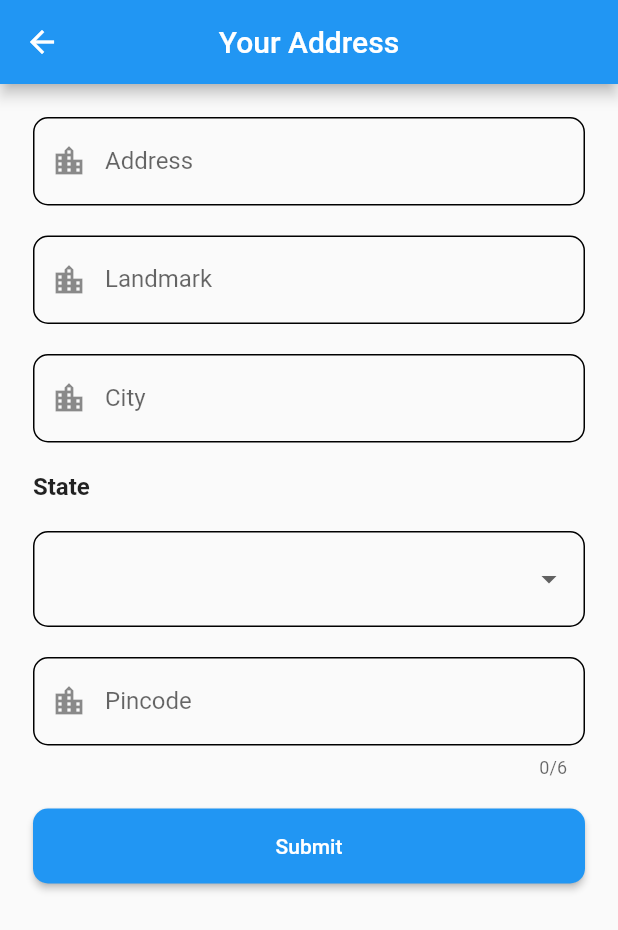
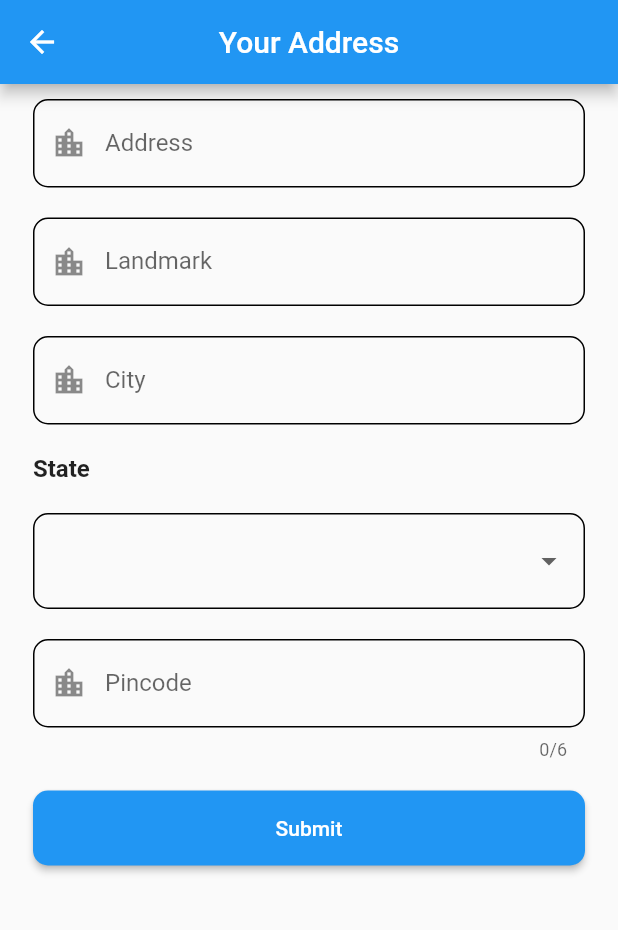
Before and after one commit to AakashGohilNeoSoft/registration_app, a Flutter app: the YourAddressScreen screen opened by its route, on a phone screen of 412 x 824 dp. Shown: the top 930 px of the screen. Run offline on Flutter 3.47's test engine with Material 2 defaults, Android fonts, the phone set to English and light mode, and no system bars; our stand-ins replace image_picker; accounts and stored records are empty.

Commit message:
padding constants added

```diff
--- /dev/null
+++ b/lib/constants/padding_constants.dart
@@ -0,0 +1,6 @@
+import 'package:flutter/material.dart';
+
+class PaddingConstants {
+  static const EdgeInsets commonPagePadding =
+      EdgeInsets.symmetric(horizontal: 22.0, vertical: 10);
+}
--- a/lib/modules/registration/registration_screen.dart
+++ b/lib/modules/registration/registration_screen.dart
@@ -9,6 +9,7 @@ import '../../common_widgets/base_button.dart';
 import '../../common_widgets/base_text_field.dart';
 import '../../common_widgets/horizontal_sizedbox.dart';
 import '../../common_widgets/vertical_sizedbox.dart';
+import '../../constants/padding_constants.dart';
 import '../../constants/routes_constants.dart';
 import '../../constants/string_constants.dart';
 import '../../models/basic_info_model.dart';
@@ -46,7 +47,7 @@ class _RegistrationScreenState extends State<RegistrationScreen> {
       ),
       body: SafeArea(
         child: Padding(
-          padding: const EdgeInsets.symmetric(horizontal: 22.0, vertical: 10),
+          padding: PaddingConstants.commonPagePadding,
           child: SingleChildScrollView(
             child: Form(
               key: _formGlobalKey,
--- a/lib/modules/your_address/your_address_screen.dart
+++ b/lib/modules/your_address/your_address_screen.dart
@@ -1,4 +1,5 @@
 import 'package:flutter/material.dart';
+import '../../constants/padding_constants.dart';
 import '../../models/address_info_model.dart';
 import '../../utils/app_singelton.dart';
 import '../../constants/routes_constants.dart';
@@ -34,7 +35,7 @@ class _YourAddressScreenState extends State<YourAddressScreen> {
       ),
       body: SafeArea(
           child: Padding(
-        padding: const EdgeInsets.all(22.0),
+        padding: PaddingConstants.commonPagePadding,
         child: SingleChildScrollView(
           child: Form(
             key: _formGlobalKey,
--- a/lib/modules/your_info/your_info_screen.dart
+++ b/lib/modules/your_info/your_info_screen.dart
@@ -1,4 +1,5 @@
 import 'package:flutter/material.dart';
+import '../../constants/padding_constants.dart';
 import '../../utils/common_methods.dart';
 import '../../models/education_info_model.dart';
 import '../../models/professional_info_model.dart';
@@ -40,7 +41,7 @@ class _YourInfoScreenState extends State<YourInfoScreen> {
       body: SafeArea(
           child: SingleChildScrollView(
         child: Padding(
-          padding: const EdgeInsets.all(22.0),
+          padding: PaddingConstants.commonPagePadding,
           child: Form(
             key: _formGlobalKey,
             child: Column(
--- a/lib/utils/routes.dart
+++ b/lib/utils/routes.dart
@@ -1,4 +1,5 @@
 import 'package:flutter/material.dart';
+
 import '../constants/routes_constants.dart';
 import '../modules/registration/registration_screen.dart';
 import '../modules/registration_successful/registration_successful_screen.dart';
```
Also changed, not shown: lib/modules/registration_successful/registration_successful_screen.dart (+6 -2 lines).
